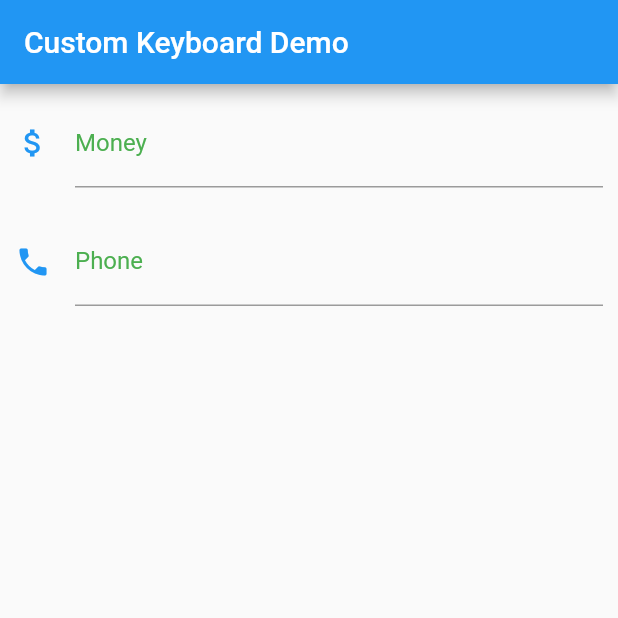
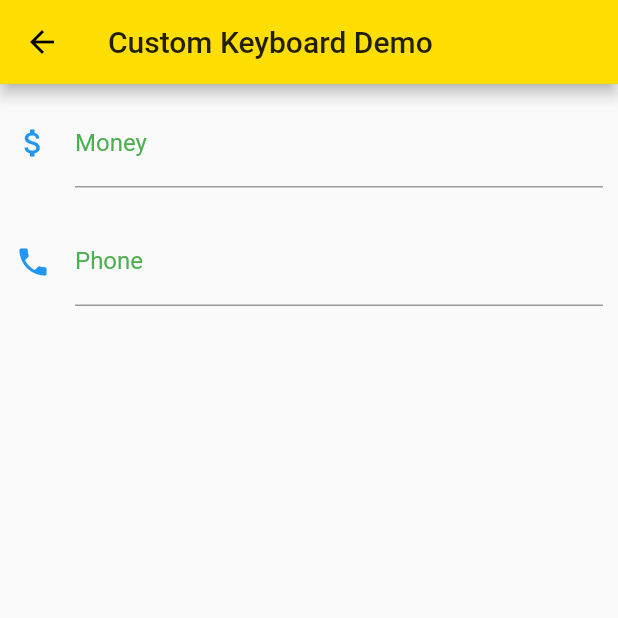
Before and after one commit to huubao2309/utils_for_app, a Flutter app: the InputMonetVietNamDemo screen opened directly, on a phone screen of 412 x 824 dp, the top half of it. Run offline on Flutter 3.47's test engine with Material 2 defaults, Android fonts, the phone set to English and light mode, and no system bars; our stand-ins replace easy_localization, flutter_masked_text; missing offline and left inert: cool_ui.

Commit message:
commit for add theme of app

```diff
--- /dev/null
+++ b/lib/theme_app/theme_type.dart
@@ -0,0 +1,27 @@
+import 'package:flutter/cupertino.dart';
+import 'package:flutter/material.dart';
+
+enum ThemeType { DARK, LIGHT }
+
+class ThemeState extends ChangeNotifier {
+  bool _isDarkTheme = false;
+
+  ThemeState() {
+    getTheme().then((type) {
+      _isDarkTheme = type == ThemeType.DARK;
+      notifyListeners();
+    });
+  }
+
+  Future<ThemeType> getTheme() async {
+    return _isDarkTheme ? ThemeType.DARK : ThemeType.LIGHT;
+  }
+
+  ThemeType get theme => _isDarkTheme ? ThemeType.DARK : ThemeType.LIGHT;
+  set theme(ThemeType type) => setTheme(type);
+
+  void setTheme(ThemeType type) async {
+    _isDarkTheme = type == ThemeType.DARK;
+    notifyListeners();
+  }
+}
--- /dev/null
+++ b/lib/utils/color.dart
@@ -0,0 +1,30 @@
+import 'dart:ui';
+
+import 'package:flutter/material.dart';
+
+class AppColor {
+  static Map<int, Color> color = {
+    50: Color.fromRGBO(136, 14, 79, .1),
+    100: Color.fromRGBO(136, 14, 79, .2),
+    200: Color.fromRGBO(136, 14, 79, .3),
+    300: Color.fromRGBO(136, 14, 79, .4),
+    400: Color.fromRGBO(136, 14, 79, .5),
+    500: Color.fromRGBO(136, 14, 79, .6),
+    600: Color.fromRGBO(136, 14, 79, .7),
+    700: Color.fromRGBO(136, 14, 79, .8),
+    800: Color.fromRGBO(136, 14, 79, .9),
+    900: Color.fromRGBO(136, 14, 79, 1),
+  };
+
+  // Light Mode
+  static MaterialColor primaryLightThemeColor =
+      MaterialColor(0xffffde03, color); // yellow
+  static MaterialColor accentLightThemeColor =
+      MaterialColor(0xffff6960, color); // pink
+
+  // Dark Mode
+  static MaterialColor primaryDarkThemeColor =
+      MaterialColor(0xff0336ff, color); // blue
+  static MaterialColor accentDarkThemeColor =
+      MaterialColor(0xfff0f8ff, color); // brown
+}
--- /dev/null
+++ b/lib/utils/size.dart
@@ -0,0 +1,3 @@
+class SizeApp {
+  static double sizeText = 25.0;
+}
--- a/pubspec.yaml
+++ b/pubspec.yaml
@@ -26,6 +26,7 @@ dependencies:
   easy_localization: ^2.0.1+2
   cool_ui: "^0.4.0"
   flutter_masked_text: ^0.8.0
+  provider: ^3.2.0
 
 dev_dependencies:
   flutter_test:
```
Also changed, not shown: lib/main.dart (+81 -21 lines), lib/theme_app/theme_data.dart (added, +35 -0 lines).
